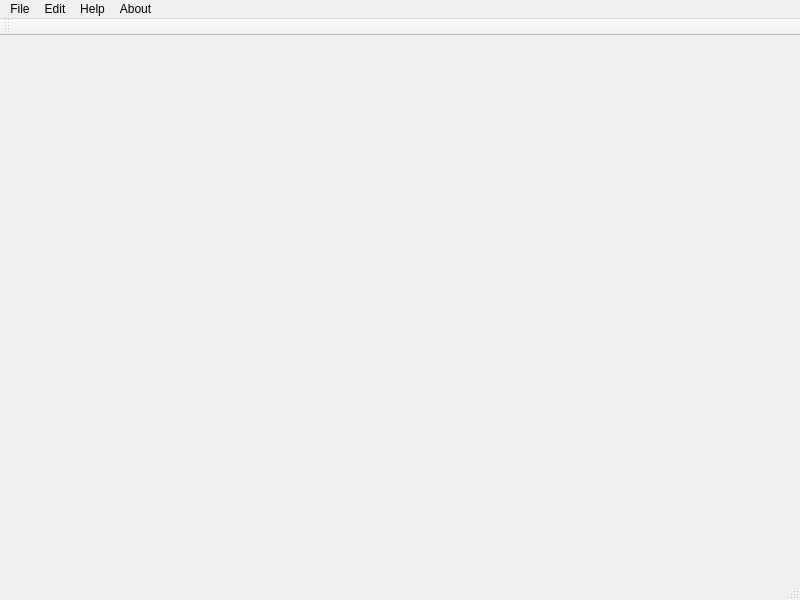
Old version of the form mainwindow.ui in the repository sguerra/Image-Analysis.
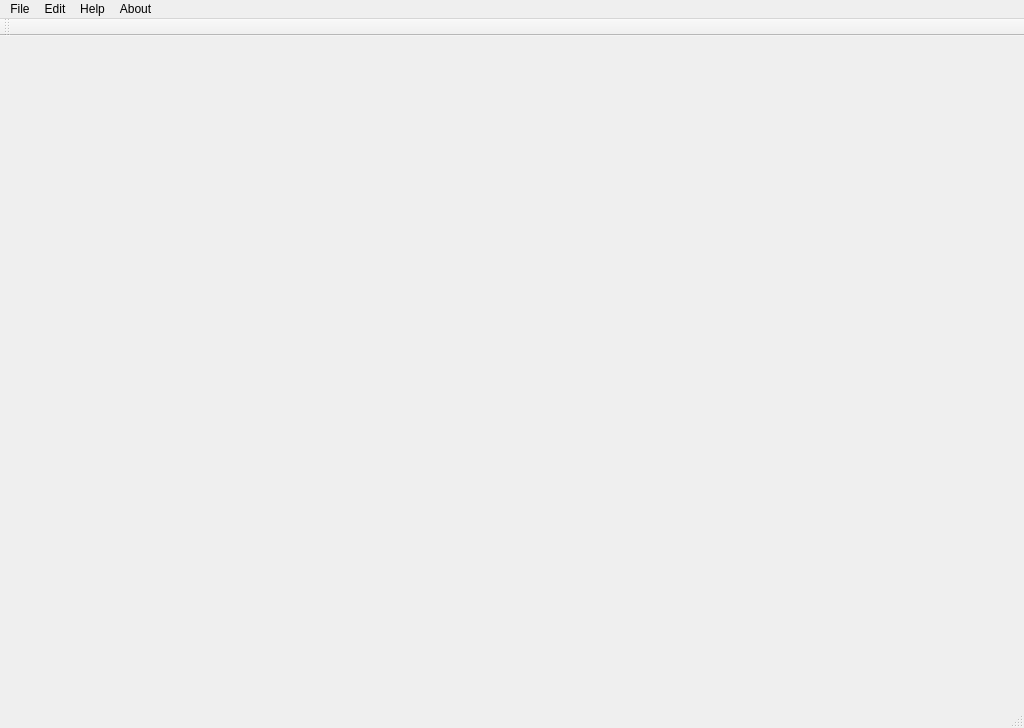
New version of the form.

Commit message: FIX: Main window appears now at the center of the screen

```diff
--- a/mainwindow.ui
+++ b/mainwindow.ui
@@ -9,8 +9,8 @@
    <rect>
     <x>0</x>
     <y>0</y>
-    <width>800</width>
-    <height>600</height>
+    <width>1024</width>
+    <height>728</height>
    </rect>
   </property>
   <property name="windowTitle">
@@ -25,7 +25,7 @@
     <rect>
      <x>0</x>
      <y>0</y>
-     <width>800</width>
+     <width>1024</width>
      <height>22</height>
     </rect>
    </property>
```
The commit also changes 1 other file.
